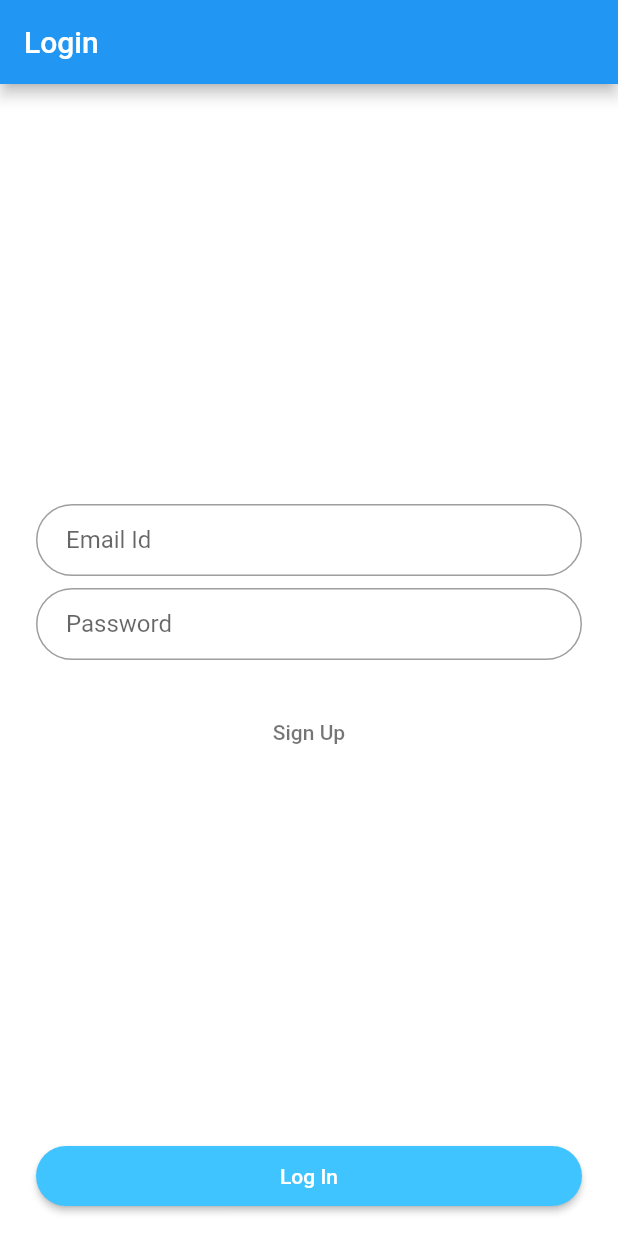
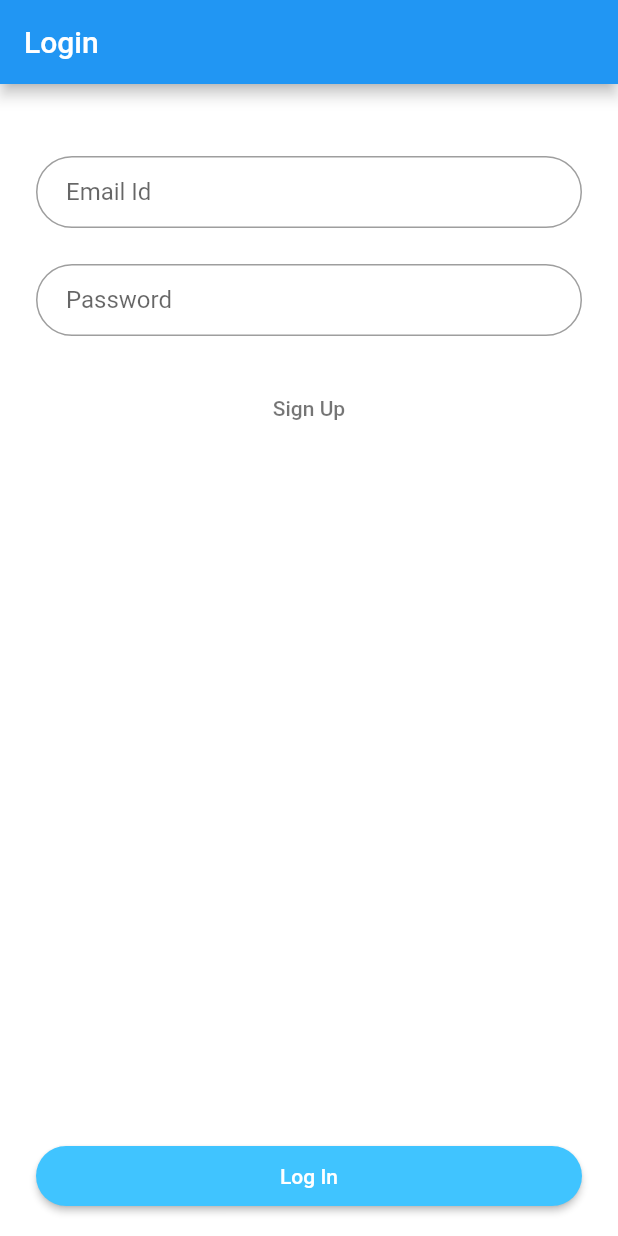
Before and after one commit to Prashant961992/FlutterDemo, a Flutter app: the screen it shows after launch, on a phone screen of 412 x 824 dp. Run offline on Flutter 3.47's test engine with Material 2 defaults, Android fonts, the phone set to English and light mode, and no system bars; our stand-ins replace connectivity.

Commit message:
update constant file

```diff
--- /dev/null
+++ b/lib/AppConstant/DoubleConstant.dart
@@ -0,0 +1,2 @@
+
+const double kKeyVal = 25.76;
--- /dev/null
+++ b/lib/AppConstant/IntConstant.dart
@@ -0,0 +1,2 @@
+
+const int EmailAddress = 25;
--- /dev/null
+++ b/lib/AppConstant/MarginsConstant.dart
@@ -0,0 +1,12 @@
+import 'package:flutter/material.dart';
+
+// The horizontal padding included by [Tab]s.
+const EdgeInsets kTabLabelPadding = EdgeInsets.symmetric(horizontal: 12.0);
+
+// The padding added around material list items.
+const EdgeInsets kMaterialListPadding = EdgeInsets.symmetric(vertical: 8.0);
+
+const SizedBox kverticalSpaceTextField = SizedBox(height: 24.0);
+
+const double padding = 16.0;
+const double avatarRadius = 66.0;
--- /dev/null
+++ b/lib/AppConstant/StringConstant.dart
@@ -0,0 +1,5 @@
+
+const String EmailAddress = "EmailId";
+
+const String BTN_ADD_TEXT = "Add";
+const String BTN_CANCEL_TEXT = "Cancel";
--- a/lib/Controls/PPConstantTextField.dart
+++ /dev/null
@@ -1,30 +0,0 @@
-import 'package:flutter/material.dart';
-
-class CustomField extends StatefulWidget {
-  final String titles;
-  CustomField({this.titles});
-
-  @override
-  _CustomFieldState createState() => _CustomFieldState();
-}
-
-class _CustomFieldState extends State<CustomField> {
-  @override
-  Widget build(BuildContext context) {
-    return new TextFormField(
-      // controller: _passController,
-      autofocus: false,
-      validator: (value) {
-        if (value.isEmpty) {
-          return 'Please enter some text';
-        }
-        return null;
-      },
-      decoration: InputDecoration(
-        hintText: widget.titles,
-        contentPadding: EdgeInsets.fromLTRB(20.0, 10.0, 20.0, 10.0),
-        border: OutlineInputBorder(borderRadius: BorderRadius.circular(32.0)),
-      ),
-    );
-  }
-}
--- /dev/null
+++ b/lib/Controls/PPCustomtextField.dart
@@ -0,0 +1,50 @@
+import 'package:flutter/material.dart';
+
+class PPCustomtextField extends StatefulWidget {
+  final String hinttext;
+  final FormFieldValidator<String> validator;
+  final TextEditingController controller;
+  final bool isSecuretext;
+  final TextInputType keyboardType;
+  final bool isShowsuffixIcon;
+  final VoidCallback onTap;
+  PPCustomtextField({
+  this.hinttext,
+  this.validator,
+  this.controller,
+  this.isSecuretext: false,
+  this.keyboardType : TextInputType.text,
+  this.isShowsuffixIcon = false,
+  this.onTap
+  });
+
+  @override
+  _PPCustomtextFieldState createState() => _PPCustomtextFieldState();
+}
+
+class _PPCustomtextFieldState extends State<PPCustomtextField> {
+
+  @override
+  Widget build(BuildContext context) {
+    return new TextFormField(
+      controller: widget.controller,
+      keyboardType: widget.keyboardType,
+      autofocus: false,
+      obscureText: widget.isSecuretext,
+      onTap: widget.onTap,
+      validator: widget.validator,
+      autovalidate: false,
+      enabled: true,
+      // initialValue: widget.initvalue,
+      // textInputAction: TextInputAction.next,
+      decoration: InputDecoration(
+        hintText: widget.hinttext,
+        contentPadding: EdgeInsets.fromLTRB(20.0, 10.0, 20.0, 10.0),
+        // prefixIcon: Icon(Icons.mail_outline),
+        suffixIcon: widget.isShowsuffixIcon == true ? Icon(Icons.arrow_drop_down) : null,
+        // border: UnderlineInputBorder(),
+        border: OutlineInputBorder(borderRadius: BorderRadius.circular(32.0)),
+      ),
+    );
+  }
+}
--- a/lib/view/LoginController.dart
+++ b/lib/view/LoginController.dart
@@ -1,4 +1,6 @@
-import 'package:demo/Controls/PPConstantTextField.dart';
+import 'package:demo/AppConstant/MarginsConstant.dart';
+import 'package:demo/AppConstant/Utility.dart';
+import 'package:demo/Controls/PPCustomtextField.dart';
 import 'package:flutter/cupertino.dart';
 import 'package:flutter/material.dart';
 import 'SignUpController.dart';
@@ -20,60 +22,6 @@ class _LoginControllerState extends State<LoginController>
     super.dispose();
   }
 
-  Future<void> _showMyDialog() async {
-    return showDialog<void>(
-      context: context,
-      barrierDismissible: false, // user must tap button!
-      builder: (BuildContext context) {
-        return AlertDialog(
-          title: Text('AlertDialog Title'),
-          content: SingleChildScrollView(
-            child: ListBody(
-              children: <Widget>[
-                Text('This is a demo alert dialog.'),
-                Text('Would you like to approve of this message?'),
-              ],
-            ),
-          ),
-          actions: <Widget>[
-            FlatButton(
-              child: Text('Yes'),
-              onPressed: () {
-                Navigator.of(context).pop();
-              },
-            ),
-            FlatButton(
-              child: Text('No'),
-              onPressed: () {
-                Navigator.of(context).pop();
-              },
-            ),
-          ],
-        );
-      },
-    );
-
-    //            showDialog(
-//              context: this.context,
-//              barrierDismissible: false,
-//              child: new CupertinoAlertDialog(
-//                title: new Text("Dialog Title"),
-//                content: new Text("This is my content"),
-//                actions: <Widget>[
-//                  CupertinoDialogAction(
-//                    onPressed: () => Navigator.pop(context, true),
-//                    isDefaultAction: true,
-//                    child: Text("Yes"),
-//                  ),
-//                  CupertinoDialogAction(
-//                    onPressed: () => Navigator.pop(context, true),
-//                    child: Text("No"),
-//                  )
-//                ],
-//              ),
-//            );
-  }
-
   @override
   Widget build(BuildContext context) {
     //  final logo = Hero(
@@ -84,54 +32,32 @@ class _LoginControllerState extends State<LoginController>
 //      child: Image.asset('assets/logo.png'),
 //    ),
 //  );
-
+    final GlobalKey<FormState> _formKey = GlobalKey<FormState>();
     final _emailController = TextEditingController();
     final _passController = TextEditingController();
 
-    final email = CustomField(
-      titles: "Email Id",
-      // autovalidate: false,
-      // validator: (value) {
-      //   if (value < 0) {
-      //     return 'Negative values not supported';
-      //   }
-      // },
-      // onSaved: (value) => {
-      //   print(value)
-      // },
-    );
-        // final email = TextFormField(
-        //   controller: _emailController,
-        //   keyboardType: TextInputType.emailAddress,
-        //   autofocus: false,
-        //   validator: (value) {
-        //     if (value.isEmpty) {
-        //       return 'Please enter some text';
-        //     }
-        //     return null;
-        //   },
-        //   decoration: InputDecoration(
-        //     hintText: 'Email',
-        //     contentPadding: EdgeInsets.fromLTRB(20.0, 10.0, 20.0, 10.0),
-        //     border: OutlineInputBorder(borderRadius: BorderRadius.circular(32.0)),
-        //   ),
-        // );
-
-        final password = TextFormField(
-          controller: _passController,
-          autofocus: false,
-          obscureText: true,
+    final email = PPCustomtextField(
+      controller: _emailController,
+      keyboardType: TextInputType.emailAddress,
+      hinttext: "Email Id",
       validator: (value) {
-            if (value.isEmpty) {
-              return 'Please enter some text';
+        if (value.isEmpty){
+           return 'Please enter Email Address';
         }
         return null;
       },
-          decoration: InputDecoration(
-            hintText: 'Password',
-            contentPadding: EdgeInsets.fromLTRB(20.0, 10.0, 20.0, 10.0),
-            border: OutlineInputBorder(borderRadius: BorderRadius.circular(32.0)),
-          ),
+    );
+
+    final password = PPCustomtextField(
+      controller: _passController,
+      hinttext: "Password",
+      isSecuretext: true,
+      validator: (value) {
+        if (value.isEmpty){
+           return 'Please enter Password';
+        }
+        return null;
+      },
     );
 
     final loginButton = Padding(
@@ -145,7 +71,14 @@ class _LoginControllerState extends State<LoginController>
           final passwords = _passController.text;
           if (emails.length > 0 && passwords.length > 0) {
           } else {
-                _showMyDialog();
+            final FormState form = _formKey.currentState;
+            // print(form.validate());
+            if (form.validate()) {
+              Utility.showAlert(context, "valid", "valid");
+            } else {
+              Utility.showAlert(
+                  context, "Invalid Credentials", "Email and password invalid");
+            }
           }
         },
         padding: EdgeInsets.all(12),
@@ -177,7 +110,9 @@ class _LoginControllerState extends State<LoginController>
         title: Text('Login'),
       ),
       backgroundColor: Colors.white,
-          body: Center(
+      body: Form(
+        key: _formKey,
+        autovalidate: false,
         child: ListView(
           shrinkWrap: true,
           padding: EdgeInsets.only(left: 24.0, right: 24.0),
@@ -185,9 +120,9 @@ class _LoginControllerState extends State<LoginController>
             //            logo,
             SizedBox(height: 48.0),
             email,
-                SizedBox(height: 8.0),
+            kverticalSpaceTextField,
             password,
-                SizedBox(height: 24.0),
+            kverticalSpaceTextField,
             //            loginButton,
             signUpLabel
           ],
@@ -200,9 +135,3 @@ class _LoginControllerState extends State<LoginController>
     );
   }
 }
-
-    class CounterFormField {
-}
-
-class PPtextFormField {
-}
--- a/pubspec.yaml
+++ b/pubspec.yaml
@@ -19,6 +19,7 @@ environment:
 dependencies:
   flutter:
     sdk: flutter
+  connectivity: ^0.4.8+5
 
   # The following adds the Cupertino Icons font to your application.
   # Use with the CupertinoIcons class for iOS style icons.
```
Also changed, not shown: lib/AppConstant/Utility.dart (added, +102 -0 lines), lib/AppConstant/Validator.dart (added, +47 -0 lines), lib/Controls/CustomDialog.dart (added, +93 -0 lines), lib/view/SignUpController.dart (+91 -166 lines), pubspec.lock, 6 other files. Lines whose indentation alone changed are shown as unchanged.
